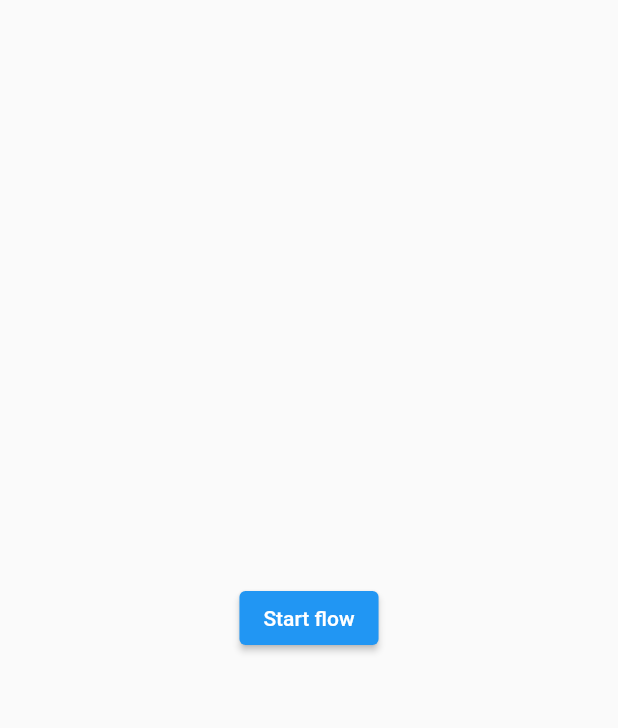
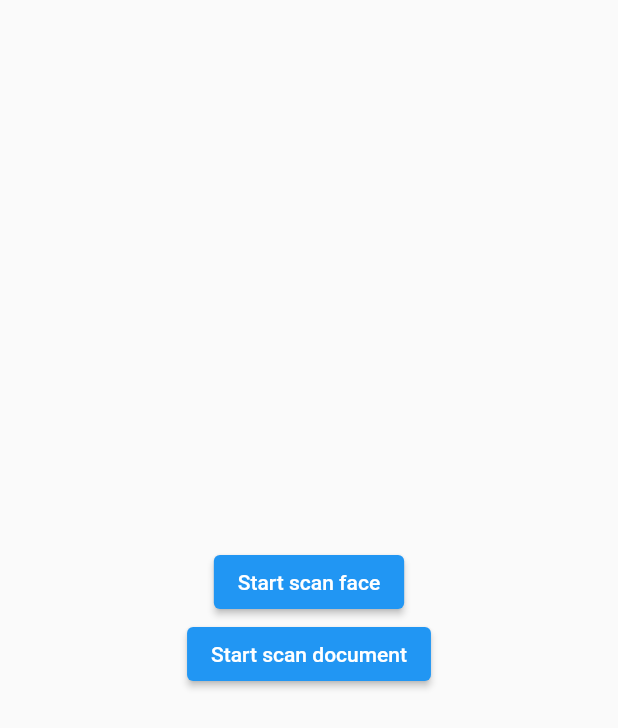
Before and after one commit to RafaelBarbosatec/test_mlkit, a Flutter app: the screen it shows after launch, on a phone screen of 412 x 824 dp. Shown: the top 728 px of the screen. Run offline on Flutter 3.47's test engine with Material 2 defaults, Android fonts, the phone set to English and light mode, and no system bars; our stand-ins replace camera; missing offline and left inert: google_mlkit_commons, google_mlkit_face_detection, google_mlkit_text_recognition.

Commit message:
inicia scan de documentos

```diff
--- a/lib/main.dart
+++ b/lib/main.dart
@@ -1,4 +1,5 @@
 import 'package:flutter/material.dart';
+import 'package:living_check/pages/document_scan.dart';
 import 'package:living_check/pages/face_scan.dart';
 import 'package:living_check/pages/home.dart';
 
@@ -21,6 +22,7 @@ class MyApp extends StatelessWidget {
       routes: {
         '/': (context) => const HomePage(),
         '/face': (context) => const FaceScanPage(),
+        '/document': (context) => const DocumentScanPage(),
       },
     );
   }
--- a/lib/pages/home.dart
+++ b/lib/pages/home.dart
@@ -7,11 +7,22 @@ class HomePage extends StatelessWidget {
   Widget build(BuildContext context) {
     return Scaffold(
       body: Center(
-        child: ElevatedButton(
-          child: const Text('Start flow'),
-          onPressed: () {
-            Navigator.pushNamed(context, '/face');
-          },
+        child: Column(
+          mainAxisSize: MainAxisSize.min,
+          children: [
+            ElevatedButton(
+              child: const Text('Start scan face'),
+              onPressed: () {
+                Navigator.pushNamed(context, '/face');
+              },
+            ),
+            ElevatedButton(
+              child: const Text('Start scan document'),
+              onPressed: () {
+                Navigator.pushNamed(context, '/document');
+              },
+            ),
+          ],
         ),
       ),
     );
```
Also changed, not shown: lib/pages/document_scan.dart (added, +15 -0 lines), lib/pages/face_scan.dart (+12 -12 lines).
